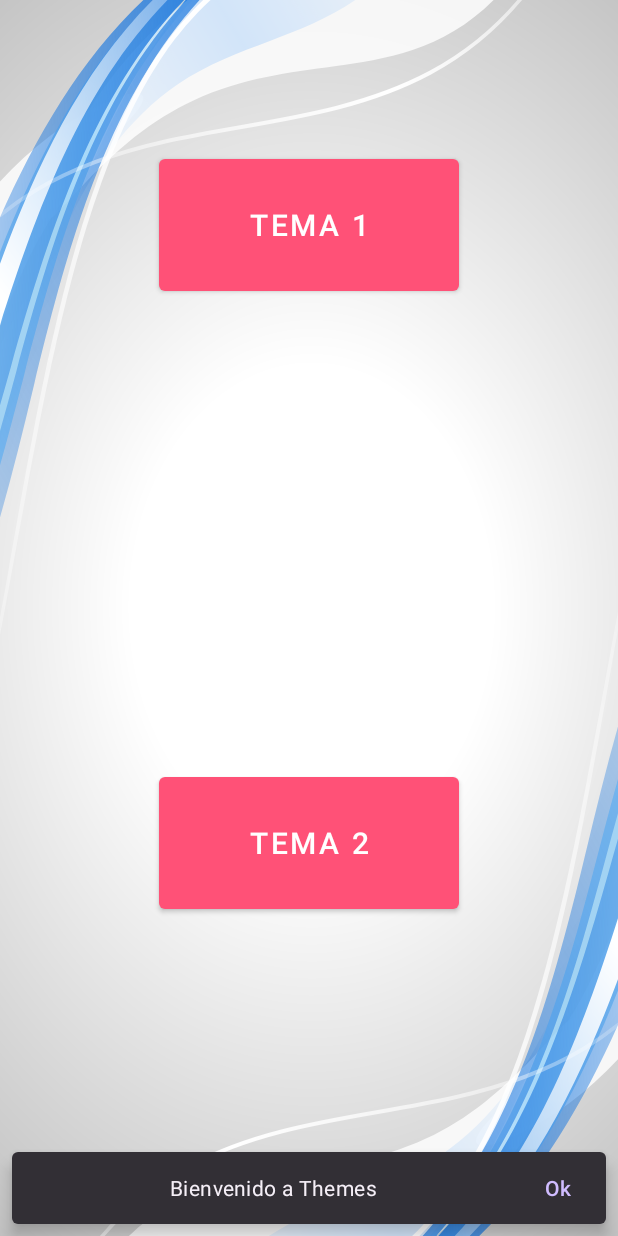
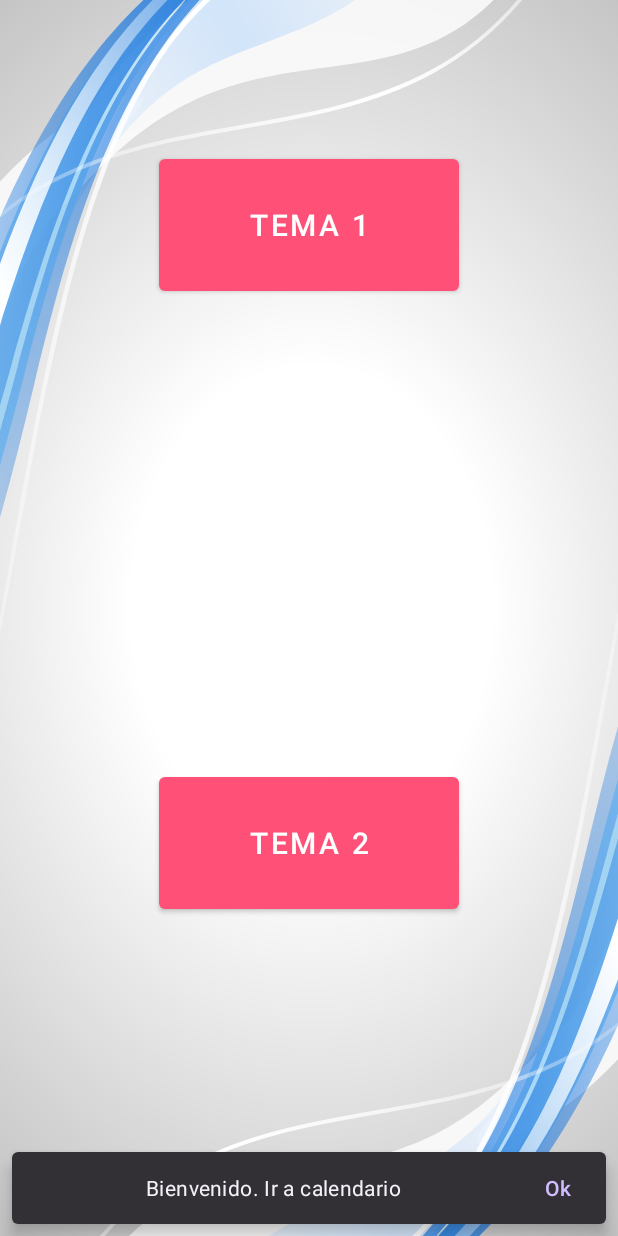
Before and after one commit to hipo777/CrearTema, an Android app: the screen it shows after launch (MainActivity), after a tap on "TEMA 1", on a phone screen of 412 x 824 dp. Run offline under Robolectric (Android 15) with nearby library versions, the phone set to English and light mode, and no system bars.

Commit message:
Individual 7

```diff
--- a/app/src/main/java/org/matematicasfacil/creartema/MainActivity.java
+++ b/app/src/main/java/org/matematicasfacil/creartema/MainActivity.java
@@ -21,7 +21,7 @@ public class MainActivity extends AppCompatActivity {
         setContentView(R.layout.activity_main);
         ConstraintLayout constraint = findViewById(R.id.mainActivity);
 
-        Snackbar snackbar = Snackbar.make(constraint, "Bienvenido a Themes", Snackbar.LENGTH_LONG);
+        Snackbar snackbar = Snackbar.make(constraint, "Bienvenido. Ir a calendario", Snackbar.LENGTH_LONG);
         View snackbarView = snackbar.getView();//Obteniendo la vista.
         TextView textView = snackbarView.findViewById(com.google.android.material.R.id.snackbar_text);//Obteniendo Texto.
         textView.setTextAlignment(View.TEXT_ALIGNMENT_CENTER);//Centrando texto.
@@ -33,7 +33,6 @@ public class MainActivity extends AppCompatActivity {
             }
         });
         snackbar.show();
-
 
         Button boton1 = findViewById(R.id.btn1);
         Button boton2 = findViewById(R.id.btn2);
```
